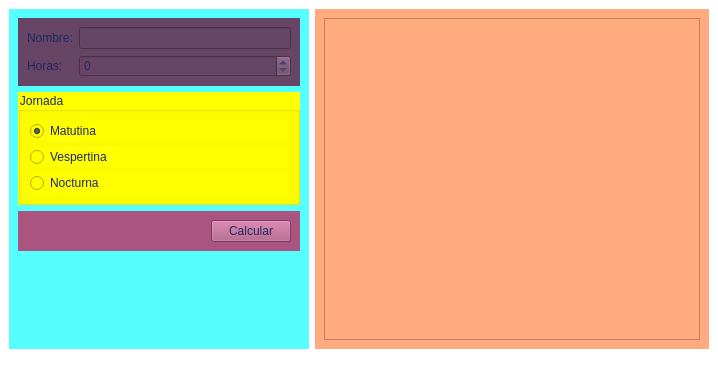
Qt form salarios.ui (Danizet/SAlario_archivos) before a commit.
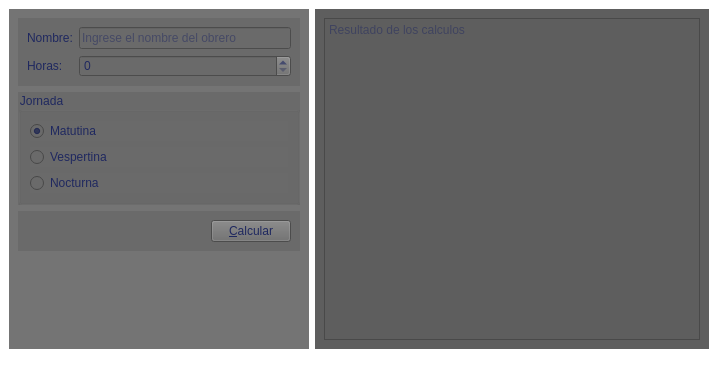
The same form after that commit.

Commit message: CAlculos de salarios en GUI

```diff
--- a/salarios.ui
+++ b/salarios.ui
@@ -41,13 +41,13 @@
       </property>
       <property name="styleSheet">
        <string notr="true">color: rgb(31, 40, 95);
-background-color: rgb(85, 255, 255);</string>
+background-color: rgb(116, 116, 116);</string>
       </property>
       <layout class="QVBoxLayout" name="verticalLayout_2">
        <item>
         <widget class="QWidget" name="widget_3" native="true">
          <property name="styleSheet">
-          <string notr="true">background-color: rgb(103, 69, 103);</string>
+          <string notr="true">background-color: rgb(106, 106, 106);</string>
          </property>
          <layout class="QFormLayout" name="formLayout">
           <item row="0" column="0">
@@ -58,7 +58,11 @@
            </widget>
           </item>
           <item row="0" column="1">
-           <widget class="QLineEdit" name="inNombre"/>
+           <widget class="QLineEdit" name="inNombre">
+            <property name="placeholderText">
+             <string>Ingrese el nombre del obrero</string>
+            </property>
+           </widget>
           </item>
           <item row="1" column="0">
            <widget class="QLabel" name="label_2">
@@ -76,7 +80,7 @@
        <item>
         <widget class="QGroupBox" name="groupBox">
          <property name="styleSheet">
-          <string notr="true">background-color: rgb(255, 255, 0);</string>
+          <string notr="true">background-color: rgb(106, 106, 106);</string>
          </property>
          <property name="title">
           <string>Jornada</string>
@@ -87,6 +91,9 @@
             <property name="text">
              <string>Matutina</string>
             </property>
+            <property name="checkable">
+             <bool>true</bool>
+            </property>
             <property name="checked">
              <bool>true</bool>
             </property>
@@ -112,7 +119,7 @@
        <item>
         <widget class="QWidget" name="widget_4" native="true">
          <property name="styleSheet">
-          <string notr="true">background-color: rgb(170, 85, 127);</string>
+          <string notr="true">background-color: rgb(106, 106, 106);</string>
          </property>
          <layout class="QHBoxLayout" name="horizontalLayout">
           <item>
@@ -131,7 +138,7 @@
           <item>
            <widget class="QPushButton" name="btnCalcular">
             <property name="text">
-             <string>Calcular</string>
+             <string>&amp;Calcular</string>
             </property>
            </widget>
           </item>
@@ -158,11 +165,18 @@
      <widget class="QWidget" name="widget_2" native="true">
       <property name="styleSheet">
        <string notr="true">color: rgb(31, 40, 95);
-background-color: rgb(255, 170, 127);</string>
+background-color: rgb(94, 94, 94);</string>
       </property>
       <layout class="QHBoxLayout" name="horizontalLayout_2">
        <item>
-        <widget class="QPlainTextEdit" name="outCAlculos"/>
+        <widget class="QPlainTextEdit" name="outCAlculos">
+         <property name="readOnly">
+          <bool>true</bool>
+         </property>
+         <property name="placeholderText">
+          <string>Resultado de los calculos</string>
+         </property>
+        </widget>
        </item>
       </layout>
      </widget>
```
Left out of the diff: 2 changed lines with no effect on the pictures. The commit also changes 3 other files.
